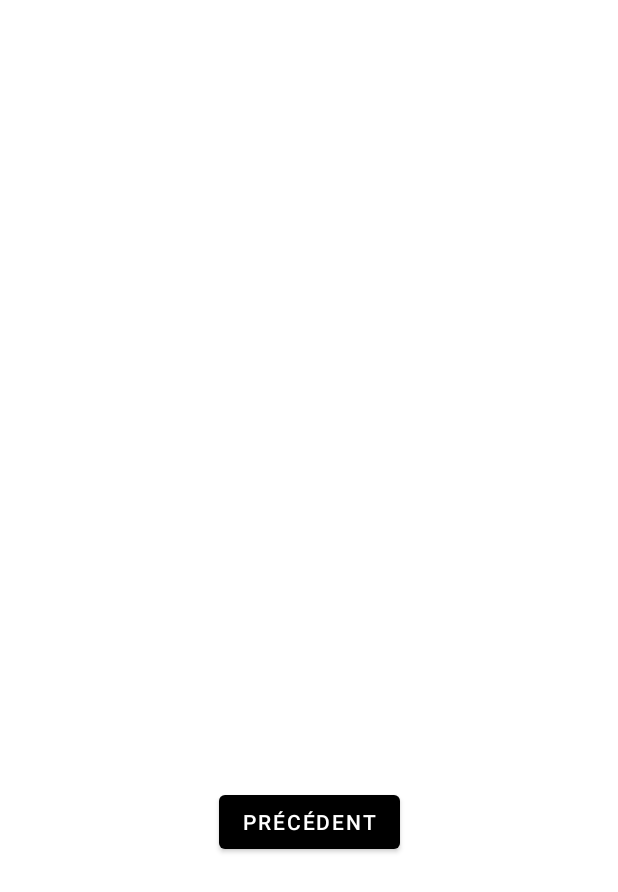
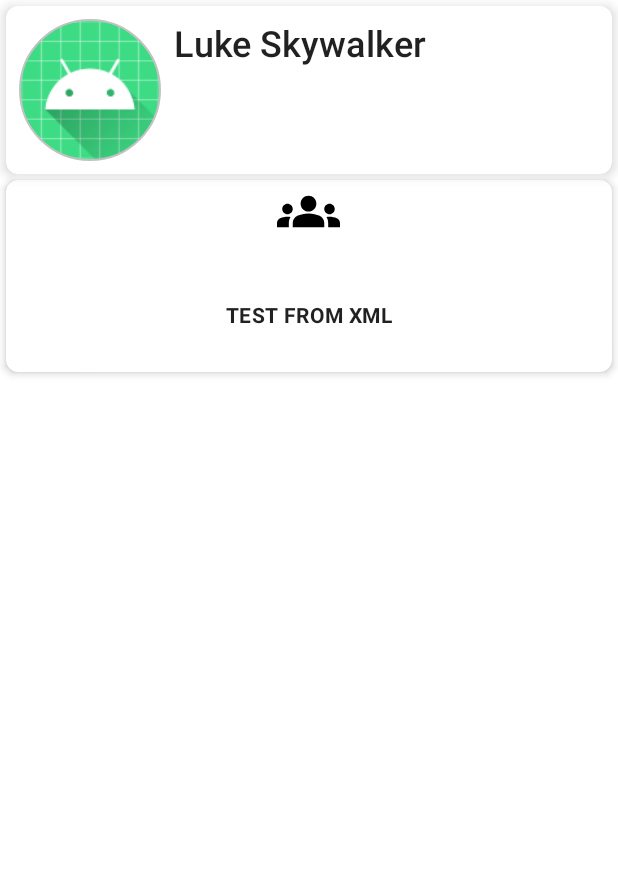
Before and after one commit to guillaumedufour08/Starwars, an Android app: the layout fragment_character_detail.xml on its own in the app's theme, with its tools: preview values and no code run, on a phone screen of 412 x 824 dp. Shown: the top 892 px of the screen. Run offline under Robolectric (Android 15) with nearby library versions, the phone set to English and light mode, and no system bars; network calls fail.

Commit message:
[SW-001] - Création d'une view custom « ItemWithImageView » pour les cartes

```diff
--- a/app/src/main/java/com/example/starwars/api/ApiProvider.kt
+++ b/app/src/main/java/com/example/starwars/api/ApiProvider.kt
@@ -4,7 +4,6 @@ import okhttp3.OkHttpClient
 import retrofit2.Retrofit
 import retrofit2.converter.gson.GsonConverterFactory
 import java.util.concurrent.TimeUnit
-
 
 object ApiProvider {
     private const val BASE_URL: String = "https://swapi.dev/api/"
--- a/app/src/main/java/com/example/starwars/model/Character.kt
+++ b/app/src/main/java/com/example/starwars/model/Character.kt
@@ -9,4 +9,4 @@ data class Character(val name: String,
                      val homeworldURL: String,
                      @SerializedName("vehicles")
                      val vehicleURLS: List<String>,
-                     val url: String)
+                     val url: String): java.io.Serializable
--- a/app/src/main/java/com/example/starwars/ui/CharacterDetailFragment.kt
+++ b/app/src/main/java/com/example/starwars/ui/CharacterDetailFragment.kt
@@ -25,15 +25,14 @@ class CharacterDetailFragment : Fragment() {
         savedInstanceState: Bundle?
     ): View? {
         _binding = FragmentCharacterDetailBinding.inflate(inflater, container, false)
-        println(arguments?.getString("characterURL"))
         return binding.root
     }
 
     override fun onViewCreated(view: View, savedInstanceState: Bundle?) {
         super.onViewCreated(view, savedInstanceState)
 
-        binding.buttonSecond.setOnClickListener {
-            findNavController().navigate(R.id.action_SecondFragment_to_FirstFragment)
+        binding.apply {
+
         }
     }
 
--- a/app/src/main/java/com/example/starwars/ui/CharacterListFragment.kt
+++ b/app/src/main/java/com/example/starwars/ui/CharacterListFragment.kt
@@ -76,7 +76,7 @@ class CharacterListFragment : Fragment() {
     }
 
     private fun navigateToCharacterDetail(character: Character) {
-        val bundle = bundleOf("characterURL" to character.url)
+        val bundle = bundleOf("character" to character)
         findNavController().navigate(R.id.action_FirstFragment_to_SecondFragment, bundle)
     }
 
--- /dev/null
+++ b/app/src/main/java/com/example/starwars/ui/InfoWithImageCard.kt
@@ -0,0 +1,54 @@
+package com.example.starwars.ui
+
+import android.content.Context
+import android.util.AttributeSet
+import android.util.TypedValue
+import android.view.LayoutInflater
+import androidx.cardview.widget.CardView
+import com.example.starwars.R
+import com.example.starwars.databinding.InfoWithImageCardBinding
+
+class InfoWithImageCard @JvmOverloads constructor(
+    context: Context,
+    attrs: AttributeSet? = null,
+    defStyleAttr: Int = 0
+) : CardView(context, attrs, defStyleAttr) {
+    private val binding = InfoWithImageCardBinding.inflate(LayoutInflater.from(context), this)
+    private val customAttributesStyle =
+        context.obtainStyledAttributes(attrs, R.styleable.InfoWithImageCard, 0, 0)
+
+    init {
+        customizeCardView()
+        applyAttributes()
+    }
+
+    // Modification de la card view qui englobe le layout
+    private fun customizeCardView() {
+        cardElevation = 5f
+        radius = TypedValue.applyDimension(
+            TypedValue.COMPLEX_UNIT_DIP,
+            8f,
+            context.resources.displayMetrics
+        )
+    }
+
+    // Attribuer les valeurs passées au XML
+    private fun applyAttributes() {
+        try {
+            binding.apply {
+                iconImageView.setImageResource(
+                    customAttributesStyle.getResourceId(
+                        R.styleable.InfoWithImageCard_iconSrc,
+                        R.drawable.ic_baseline_groups_24
+                    )
+                )
+                valueTextView.text =
+                    customAttributesStyle.getString(R.styleable.InfoWithImageCard_valueText)
+                titleTextView.text =
+                    customAttributesStyle.getString(R.styleable.InfoWithImageCard_titleText)
+            }
+        } finally {
+            customAttributesStyle.recycle()
+        }
+    }
+}
--- /dev/null
+++ b/app/src/main/java/com/example/starwars/viewmodel/CharacterDetailViewModel.kt
@@ -0,0 +1,4 @@
+package com.example.starwars.viewmodel
+
+class CharacterDetailViewModel {
+}
--- a/app/src/main/res/layout/fragment_character_detail.xml
+++ b/app/src/main/res/layout/fragment_character_detail.xml
@@ -6,22 +6,61 @@
     android:layout_height="match_parent"
     tools:context=".ui.CharacterDetailFragment">
 
-    <TextView
-        android:id="@+id/textview_second"
-        android:layout_width="wrap_content"
+    <androidx.cardview.widget.CardView
+        android:id="@+id/characterNameCardView"
+        android:layout_width="match_parent"
         android:layout_height="wrap_content"
-        app:layout_constraintBottom_toTopOf="@id/button_second"
+        android:layout_margin="4dp"
+        android:minHeight="48dp"
+        app:cardCornerRadius="8dp"
+        app:cardElevation="5dp"
         app:layout_constraintEnd_toEndOf="parent"
         app:layout_constraintStart_toStartOf="parent"
-        app:layout_constraintTop_toTopOf="parent" />
+        app:layout_constraintTop_toTopOf="parent">
 
-    <Button
-        android:id="@+id/button_second"
-        android:layout_width="wrap_content"
+        <androidx.constraintlayout.widget.ConstraintLayout
+            android:layout_width="match_parent"
+            android:layout_height="match_parent"
+            android:padding="8dp">
+
+
+            <com.google.android.material.imageview.ShapeableImageView
+                android:id="@+id/characterDetailImageView"
+                android:layout_width="96dp"
+                android:layout_height="96dp"
+                android:foregroundGravity="center"
+                android:padding="1dp"
+                app:layout_constraintBottom_toBottomOf="parent"
+                app:layout_constraintStart_toStartOf="parent"
+                app:layout_constraintTop_toTopOf="parent"
+                app:shapeAppearanceOverlay="@style/roundedImageViewRounded"
+                app:srcCompat="@mipmap/ic_launcher"
+                app:strokeColor="@color/border_grey"
+                app:strokeWidth="1dp" />
+
+            <TextView
+                android:id="@+id/characterNameTextView"
+                android:layout_width="wrap_content"
+                android:layout_height="wrap_content"
+                android:layout_marginStart="8dp"
+                android:textAppearance="@style/TextAppearance.AppCompat.Title"
+                android:textSize="24sp"
+                app:layout_constraintStart_toEndOf="@id/characterDetailImageView"
+                app:layout_constraintTop_toTopOf="parent"
+                tools:text="Luke Skywalker" />
+
+
+        </androidx.constraintlayout.widget.ConstraintLayout>
+
+    </androidx.cardview.widget.CardView>
+
+    <com.example.starwars.ui.InfoWithImageCard
+        android:layout_width="match_parent"
         android:layout_height="wrap_content"
-        android:text="@string/previous"
-        app:layout_constraintBottom_toBottomOf="parent"
+        android:layout_margin="4dp"
         app:layout_constraintEnd_toEndOf="parent"
         app:layout_constraintStart_toStartOf="parent"
-        app:layout_constraintTop_toBottomOf="@id/textview_second" />
+        app:layout_constraintTop_toBottomOf="@+id/characterNameCardView"
+        app:titleText="Test from XML" />
+
 </androidx.constraintlayout.widget.ConstraintLayout>
--- /dev/null
+++ b/app/src/main/res/layout/info_with_image_card.xml
@@ -0,0 +1,45 @@
+<?xml version="1.0" encoding="utf-8"?>
+<merge
+    xmlns:android="http://schemas.android.com/apk/res/android"
+    xmlns:app="http://schemas.android.com/apk/res-auto"
+    xmlns:tools="http://schemas.android.com/tools">
+
+    <LinearLayout
+        android:layout_width="match_parent"
+        android:layout_height="128dp"
+        android:layout_gravity="center_vertical"
+        android:orientation="vertical">
+
+        <ImageView
+            android:id="@+id/iconImageView"
+            android:layout_width="42dp"
+            android:layout_height="42dp"
+            android:layout_gravity="center"
+            android:adjustViewBounds="true"
+            android:contentDescription="@string/character_count_description"
+            android:scaleType="fitCenter"
+            android:src="@drawable/ic_baseline_groups_24"
+            app:tint="@color/black" />
+
+        <TextView
+            android:id="@+id/valueTextView"
+            android:layout_width="wrap_content"
+            android:layout_height="wrap_content"
+            android:layout_gravity="center"
+            android:layout_marginTop="8dp"
+            android:layout_marginBottom="8dp"
+            android:textAppearance="@style/TextAppearance.Material3.TitleMedium"
+            tools:text="Valeur" />
+
+        <TextView
+            android:id="@+id/titleTextView"
+            android:layout_width="wrap_content"
+            android:layout_height="wrap_content"
+            android:layout_gravity="center"
+            android:text="@{titleText}"
+            android:textAllCaps="true"
+            android:textAppearance="@style/TextAppearance.Material3.BodyMedium"
+            android:textStyle="bold"
+            tools:text="Titre carte"/>
+    </LinearLayout>
+</merge>
--- a/app/src/main/res/navigation/nav_graph.xml
+++ b/app/src/main/res/navigation/nav_graph.xml
@@ -22,9 +22,8 @@
         tools:layout="@layout/fragment_character_detail">
 
         <argument
-            android:name="characterURL"
-            app:argType="string"
-            android:defaultValue="" />
+            android:name="character"
+            app:argType="com.example.starwars.model.Character" />
 
         <action
             android:id="@+id/action_SecondFragment_to_FirstFragment"
--- /dev/null
+++ b/app/src/main/res/values/attributes.xml
@@ -0,0 +1,8 @@
+<?xml version="1.0" encoding="utf-8"?>
+<resources>
+    <declare-styleable name="InfoWithImageCard">
+        <attr name="iconSrc" format="reference" />
+        <attr name="titleText" format="string" />
+        <attr name="valueText" format="string" />
+    </declare-styleable>
+</resources>
--- a/app/src/main/res/values/colors.xml
+++ b/app/src/main/res/values/colors.xml
@@ -8,4 +8,5 @@
     <color name="black">#FF000000</color>
     <color name="white">#FFFFFFFF</color>
     <color name="sw_yellow">#F8E51F</color>
+    <color name="border_grey">#C2C2C2</color>
 </resources>
--- /dev/null
+++ b/app/src/main/res/values/shapes.xml
@@ -0,0 +1,7 @@
+<?xml version="1.0" encoding="utf-8"?>
+<resources>
+    <style name="roundedImageViewRounded">
+        <item name="cornerFamily">rounded</item>
+        <item name="cornerSize">50%</item>
+    </style>
+</resources>
--- a/app/src/main/res/values/strings.xml
+++ b/app/src/main/res/values/strings.xml
@@ -9,6 +9,7 @@
     <string name="previous">Précédent</string>
 
     <!-- Descriptions -->
+    <string name="not_defined_description">Ce champ </string>
     <string name="character_list_item_button_description">Bouton pour naviger vers la page de détail du personnage %1$s</string>
     <string name="character_gender_description">Le genre du personnage %1$s</string>
     <string name="character_height_description">La grandeur du personnage %1$s</string>
```
Also changed, not shown: app/src/main/java/com/example/starwars/api/PlanetAPI.kt (line endings or trailing spaces).
